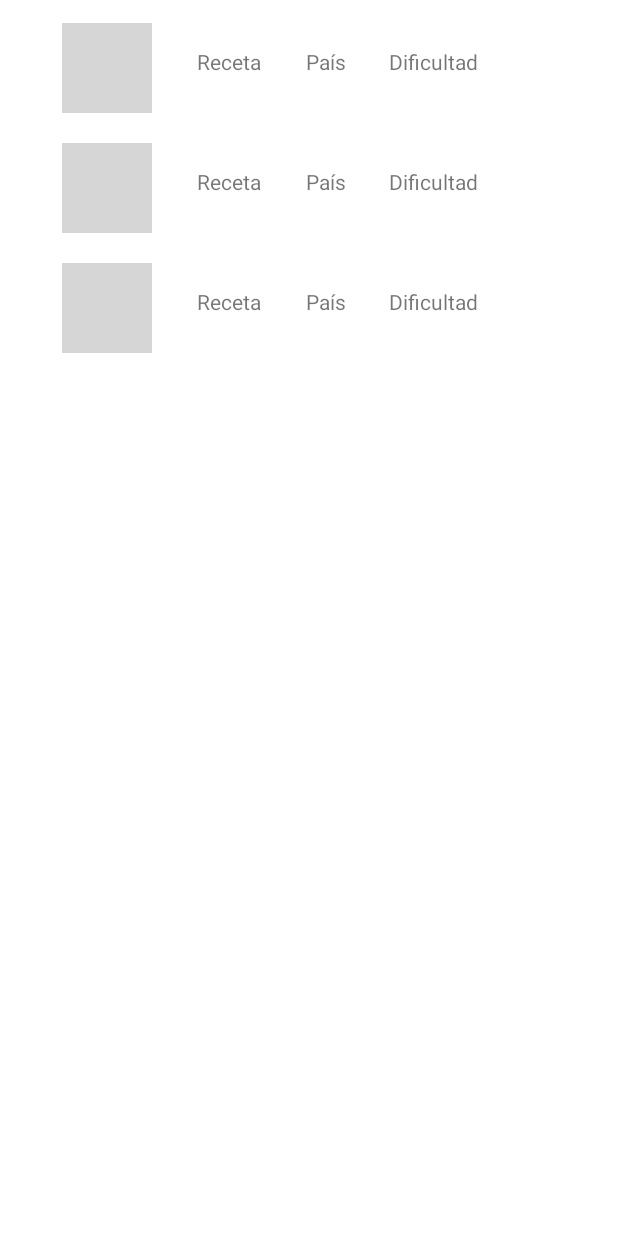
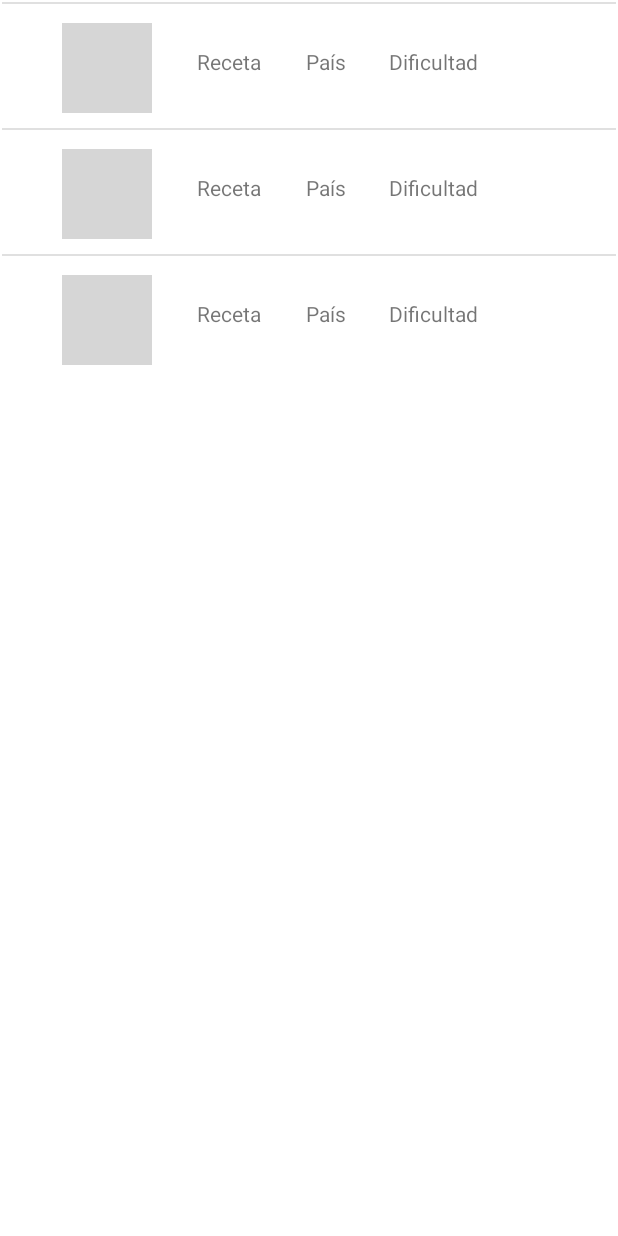
Before and after one commit to GuillermoGodoy05/GodoyGuillermoFinalTAP, an Android app: the layout activity_main.xml on its own in the app's theme, with its tools: preview values and no code run, on a phone screen of 412 x 824 dp. Run offline under Robolectric (Android 15) with nearby library versions, the phone set to English and light mode, and no system bars; grey boxes are pictures that could not be loaded.

Commit message:
commit 13122023 2033 base de RV add divisor

```diff
--- a/app/src/main/res/layout/recetas_list.xml
+++ b/app/src/main/res/layout/recetas_list.xml
@@ -22,7 +22,7 @@
         android:layout_height="60dp"
         android:layout_marginStart="40dp"
         android:layout_marginTop="14dp"
-        android:layout_marginBottom="6dp"
+        android:layout_marginBottom="10dp"
         app:layout_constraintBottom_toBottomOf="parent"
         app:layout_constraintStart_toStartOf="parent"
         app:layout_constraintTop_toTopOf="parent"
@@ -51,4 +51,12 @@
         app:layout_constraintTop_toTopOf="@+id/tvPaisOrigen"
         tools:ignore="HardcodedText" />
 
+    <View
+        android:id="@+id/divider"
+        android:layout_width="409dp"
+        android:layout_height="1dp"
+        android:background="?android:attr/listDivider"
+        tools:layout_editor_absoluteX="1dp"
+        tools:layout_editor_absoluteY="84dp" />
+
 </androidx.constraintlayout.widget.ConstraintLayout>
```
